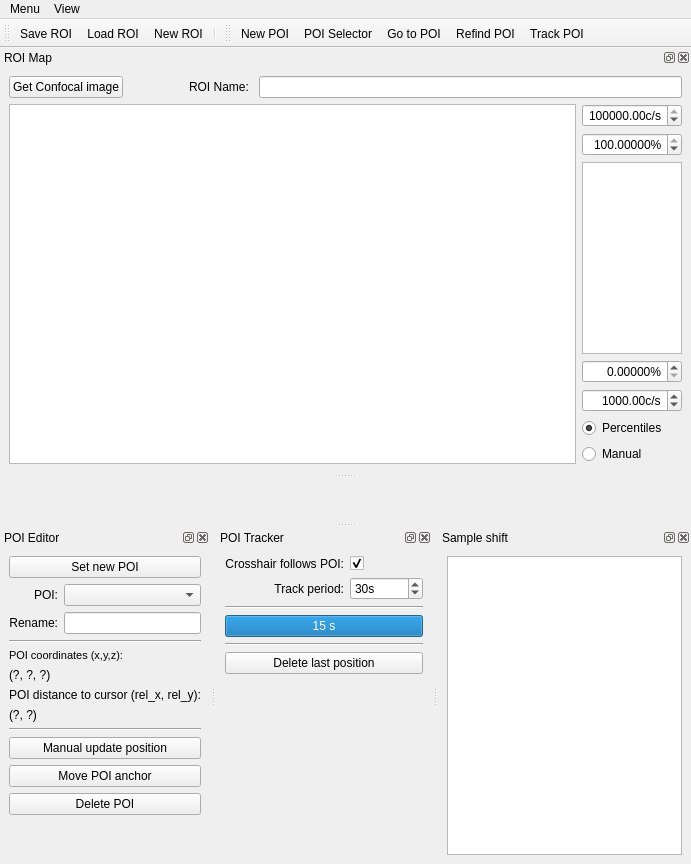
Old version of the form gui/poimanager/ui_poimangui.ui in the repository Ulm-IQO/qudi.
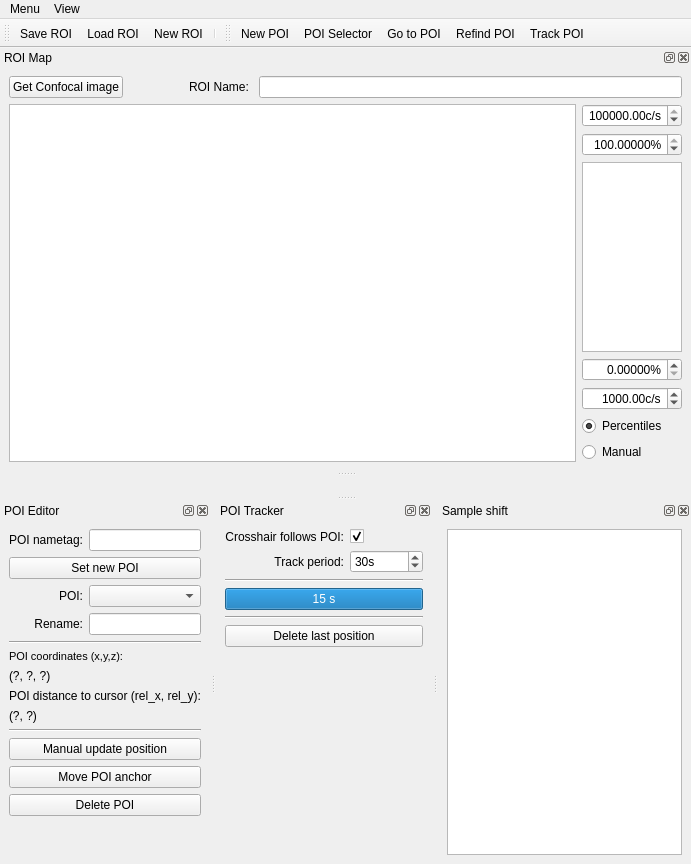
New version of the form. Icons and pictures are not drawn. Custom widgets are drawn as their Qt base class.

Commit message: Added a POI nametag. This optional nametag can be used to override the default naming scheme for new POIs. If it is not None or an empty string this tag will be appended by an index number and the resulting string will serve as POI name.

What changed in the file:
```diff
--- a/gui/poimanager/ui_poimangui.ui
+++ b/gui/poimanager/ui_poimangui.ui
@@ -92,7 +92,7 @@
    <property name="minimumSize">
     <size>
      <width>197</width>
-     <height>304</height>
+     <height>330</height>
     </size>
    </property>
    <property name="windowTitle">
@@ -105,14 +105,14 @@
     <layout class="QVBoxLayout" name="verticalLayout_6">
      <item>
       <layout class="QGridLayout" name="gridLayout_2">
-       <item row="6" column="0" colspan="2">
+       <item row="7" column="0" colspan="2">
         <widget class="QLabel" name="label_2">
          <property name="text">
           <string>POI distance to cursor (rel_x, rel_y):</string>
          </property>
         </widget>
        </item>
-       <item row="7" column="0" colspan="2">
+       <item row="8" column="0" colspan="2">
         <widget class="QLabel" name="poi_distance_label">
          <property name="toolTip">
           <string>This text is selectable.  Copy and paste into labnotes.</string>
@@ -125,30 +125,14 @@
          </property>
         </widget>
        </item>
-       <item row="1" column="0">
-        <widget class="QLabel" name="label">
-         <property name="text">
-          <string>POI:</string>
-         </property>
-         <property name="alignment">
-          <set>Qt::AlignRight|Qt::AlignTrailing|Qt::AlignVCenter</set>
+       <item row="9" column="0" colspan="2">
+        <widget class="Line" name="line_4">
+         <property name="orientation">
+          <enum>Qt::Horizontal</enum>
          </property>
         </widget>
        </item>
        <item row="2" column="1">
-        <widget class="QLineEdit" name="poi_name_LineEdit">
-         <property name="sizePolicy">
-          <sizepolicy hsizetype="Expanding" vsizetype="Fixed">
-           <horstretch>0</horstretch>
-           <verstretch>0</verstretch>
-          </sizepolicy>
-         </property>
-         <property name="toolTip">
-          <string>Only alphanumeric characters and underscore are allowed [a-zA-Z0-9_]</string>
-         </property>
-        </widget>
-       </item>
-       <item row="1" column="1">
         <widget class="QComboBox" name="active_poi_ComboBox">
          <property name="sizePolicy">
           <sizepolicy hsizetype="Expanding" vsizetype="Fixed">
@@ -164,17 +148,7 @@
          </property>
         </widget>
        </item>
-       <item row="2" column="0">
-        <widget class="QLabel" name="label_3">
-         <property name="text">
-          <string>Rename:</string>
-         </property>
-         <property name="alignment">
-          <set>Qt::AlignRight|Qt::AlignTrailing|Qt::AlignVCenter</set>
-         </property>
-        </widget>
-       </item>
-       <item row="4" column="0" colspan="2">
+       <item row="5" column="0" colspan="2">
         <widget class="QLabel" name="label_9">
          <property name="font">
           <font>
@@ -186,7 +160,44 @@
          </property>
         </widget>
        </item>
-       <item row="5" column="0" colspan="2">
+       <item row="2" column="0">
+        <widget class="QLabel" name="label">
+         <property name="text">
+          <string>POI:</string>
+         </property>
+         <property name="alignment">
+          <set>Qt::AlignRight|Qt::AlignTrailing|Qt::AlignVCenter</set>
+         </property>
+        </widget>
+       </item>
+       <item row="3" column="0">
+        <widget class="QLabel" name="label_3">
+         <property name="text">
+          <string>Rename:</string>
+         </property>
+         <property name="alignment">
+          <set>Qt::AlignRight|Qt::AlignTrailing|Qt::AlignVCenter</set>
+         </property>
+        </widget>
+       </item>
+       <item row="11" column="0" colspan="2">
+        <widget class="QPushButton" name="move_poi_PushButton">
+         <property name="toolTip">
+          <string>Set a new position for a named POI, without updating the sample shift (so no movement of any other POIs).  For example, if a POI has been accidentally placed incorrectly.</string>
+         </property>
+         <property name="text">
+          <string>Move POI anchor</string>
+         </property>
+        </widget>
+       </item>
+       <item row="4" column="0" colspan="2">
+        <widget class="Line" name="line_3">
+         <property name="orientation">
+          <enum>Qt::Horizontal</enum>
+         </property>
+        </widget>
+       </item>
+       <item row="6" column="0" colspan="2">
         <widget class="QLabel" name="poi_coords_label">
          <property name="toolTip">
           <string>This text is selectable.  Copy and paste into labnotes.</string>
@@ -199,21 +210,7 @@
          </property>
         </widget>
        </item>
-       <item row="3" column="0" colspan="2">
-        <widget class="Line" name="line_3">
-         <property name="orientation">
-          <enum>Qt::Horizontal</enum>
-         </property>
-        </widget>
-       </item>
-       <item row="8" column="0" colspan="2">
-        <widget class="Line" name="line_4">
-         <property name="orientation">
-          <enum>Qt::Horizontal</enum>
-         </property>
-        </widget>
-       </item>
-       <item row="9" column="0" colspan="2">
+       <item row="10" column="0" colspan="2">
         <widget class="QPushButton" name="manual_update_poi_PushButton">
          <property name="toolTip">
           <string>Manually specify a new position for a known trackpoint, and update the sample shift accordingly. For example, after manually shifting the sample to re-centre the ROI in the scan range.</string>
@@ -223,34 +220,7 @@
          </property>
         </widget>
        </item>
-       <item row="11" column="0" colspan="2">
-        <widget class="QPushButton" name="delete_poi_PushButton">
-         <property name="text">
-          <string>Delete POI</string>
-         </property>
-        </widget>
-       </item>
-       <item row="10" column="0" colspan="2">
-        <widget class="QPushButton" name="move_poi_PushButton">
-         <property name="toolTip">
-          <string>Set a new position for a named POI, without updating the sample shift (so no movement of any other POIs).  For example, if a POI has been accidentally placed incorrectly.</string>
-         </property>
-         <property name="text">
-          <string>Move POI anchor</string>
-         </property>
-        </widget>
-       </item>
-       <item row="0" column="0" colspan="2">
-        <widget class="QPushButton" name="set_poi_PushButton">
-         <property name="toolTip">
-          <string>Set current cursor position as a new trackpoint in the ROI map</string>
-         </property>
-         <property name="text">
-          <string>Set new POI</string>
-         </property>
-        </widget>
-       </item>
-       <item row="12" column="0" colspan="2">
+       <item row="13" column="0" colspan="2">
         <spacer name="verticalSpacer_2">
          <property name="orientation">
           <enum>Qt::Vertical</enum>
@@ -263,6 +233,53 @@
          </property>
         </spacer>
        </item>
+       <item row="1" column="0" colspan="2">
+        <widget class="QPushButton" name="set_poi_PushButton">
+         <property name="toolTip">
+          <string>Set current cursor position as a new trackpoint in the ROI map</string>
+         </property>
+         <property name="text">
+          <string>Set new POI</string>
+         </property>
+        </widget>
+       </item>
+       <item row="3" column="1">
+        <widget class="QLineEdit" name="poi_name_LineEdit">
+         <property name="sizePolicy">
+          <sizepolicy hsizetype="Expanding" vsizetype="Fixed">
+           <horstretch>0</horstretch>
+           <verstretch>0</verstretch>
+          </sizepolicy>
+         </property>
+         <property name="toolTip">
+          <string>Only alphanumeric characters and underscore are allowed [a-zA-Z0-9_]</string>
+         </property>
+        </widget>
+       </item>
+       <item row="12" column="0" colspan="2">
+        <widget class="QPushButton" name="delete_poi_PushButton">
+         <property name="text">
+          <string>Delete POI</string>
+         </property>
+        </widget>
+       </item>
+       <item row="0" column="0">
+        <widget class="QLabel" name="label_6">
+         <property name="text">
+          <string>POI nametag:</string>
+         </property>
+         <property name="alignment">
+          <set>Qt::AlignRight|Qt::AlignTrailing|Qt::AlignVCenter</set>
+         </property>
+        </widget>
+       </item>
+       <item row="0" column="1">
+        <widget class="QLineEdit" name="poi_nametag_LineEdit">
+         <property name="toolTip">
+          <string>If you enter a string it will be used as default naming scheme for newly added POIs by appending an index number to it</string>
+         </property>
+        </widget>
+       </item>
       </layout>
      </item>
     </layout>
```
The commit also changes 3 other files.
